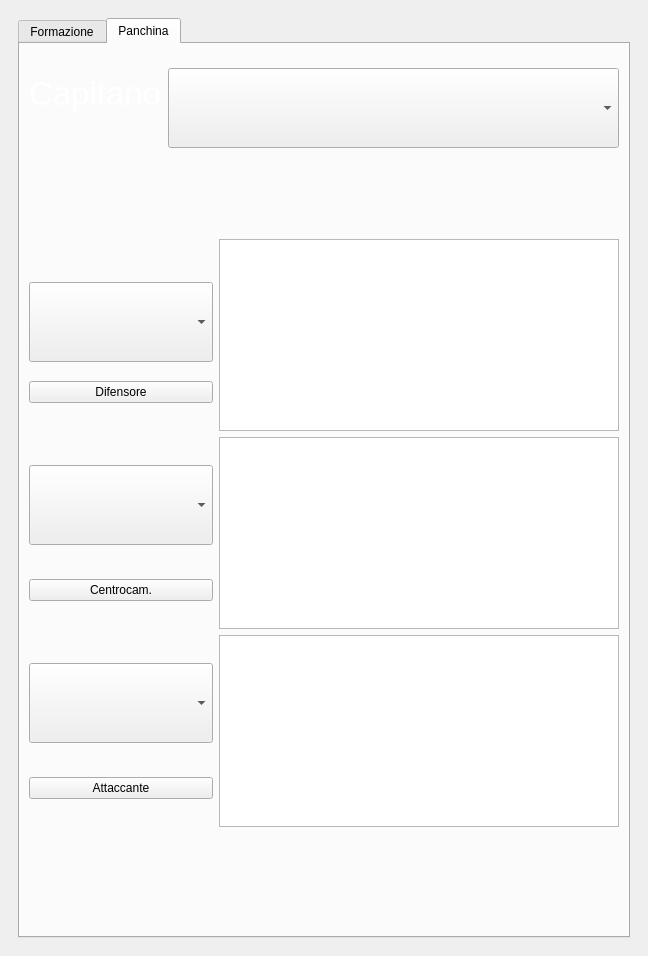
Before: the Qt Designer form forms/mainwindow.ui in matteosan1/fantandroid, drawn with Qt 5.
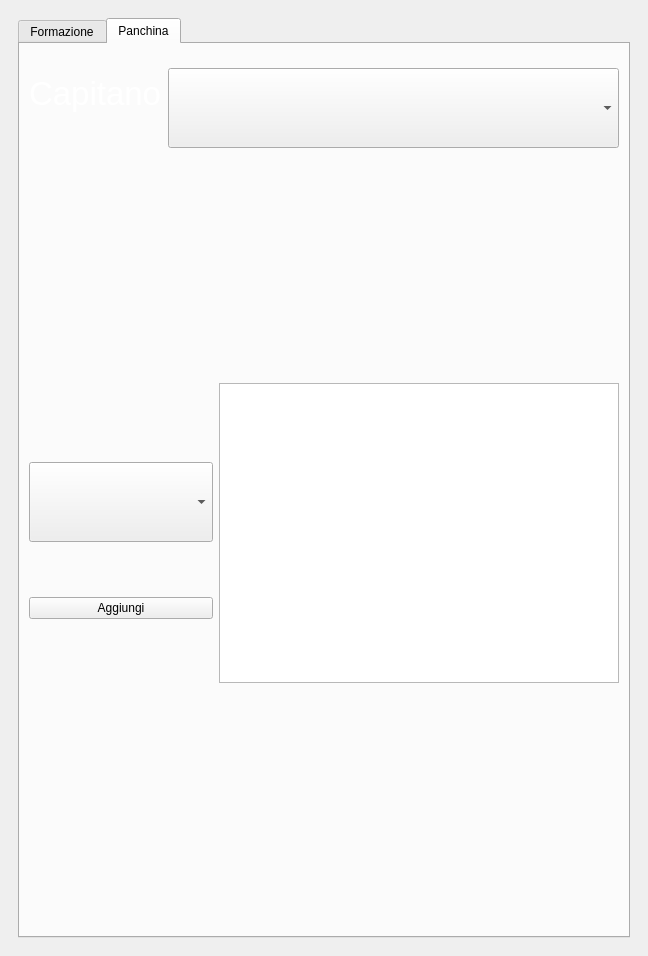
After: the same form once the commit is applied. The open tabs and pages were chosen to show the change. Icons and pictures are not drawn.

Diff of the .ui file:
```diff
--- a/forms/mainwindow.ui
+++ b/forms/mainwindow.ui
@@ -2002,7 +2002,7 @@
                      </size>
                     </property>
                     <property name="text">
-                     <string>Difensore</string>
+                     <string>Aggiungi</string>
                     </property>
                    </widget>
                   </item>
@@ -2019,7 +2019,7 @@
                   <property name="minimumSize">
                    <size>
                     <width>200</width>
-                    <height>160</height>
+                    <height>300</height>
                    </size>
                   </property>
                   <property name="maximumSize">
@@ -2044,172 +2044,7 @@
                </layout>
               </item>
               <item>
-               <layout class="QHBoxLayout" name="horizontalLayout_20">
-                <item>
-                 <layout class="QVBoxLayout" name="verticalLayout_10">
-                  <item>
-                   <widget class="QComboBox" name="comboBoxPanchinariCentrocampo">
-                    <property name="sizePolicy">
-                     <sizepolicy hsizetype="Fixed" vsizetype="Fixed">
-                      <horstretch>0</horstretch>
-                      <verstretch>0</verstretch>
-                     </sizepolicy>
-                    </property>
-                    <property name="minimumSize">
-                     <size>
-                      <width>0</width>
-                      <height>80</height>
-                     </size>
-                    </property>
-                    <property name="maximumSize">
-                     <size>
-                      <width>350</width>
-                      <height>16777215</height>
-                     </size>
-                    </property>
-                    <property name="font">
-                     <font>
-                      <pointsize>14</pointsize>
-                     </font>
-                    </property>
-                   </widget>
-                  </item>
-                  <item>
-                   <widget class="QPushButton" name="pushButtonAggiungiCentrocampista">
-                    <property name="sizePolicy">
-                     <sizepolicy hsizetype="Fixed" vsizetype="Fixed">
-                      <horstretch>0</horstretch>
-                      <verstretch>0</verstretch>
-                     </sizepolicy>
-                    </property>
-                    <property name="maximumSize">
-                     <size>
-                      <width>350</width>
-                      <height>16777215</height>
-                     </size>
-                    </property>
-                    <property name="text">
-                     <string>Centrocam.</string>
-                    </property>
-                   </widget>
-                  </item>
-                 </layout>
-                </item>
-                <item>
-                 <widget class="QListWidget" name="listPanchinariCentrocampo">
-                  <property name="sizePolicy">
-                   <sizepolicy hsizetype="MinimumExpanding" vsizetype="MinimumExpanding">
-                    <horstretch>0</horstretch>
-                    <verstretch>0</verstretch>
-                   </sizepolicy>
-                  </property>
-                  <property name="minimumSize">
-                   <size>
-                    <width>200</width>
-                    <height>160</height>
-                   </size>
-                  </property>
-                  <property name="maximumSize">
-                   <size>
-                    <width>400</width>
-                    <height>16777215</height>
-                   </size>
-                  </property>
-                  <property name="font">
-                   <font>
-                    <pointsize>14</pointsize>
-                   </font>
-                  </property>
-                  <property name="horizontalScrollBarPolicy">
-                   <enum>Qt::ScrollBarAlwaysOff</enum>
-                  </property>
-                 </widget>
-                </item>
-               </layout>
-              </item>
-              <item>
-               <layout class="QHBoxLayout" name="horizontalLayout_21">
-                <item>
-                 <layout class="QVBoxLayout" name="verticalLayout_11">
-                  <item>
-                   <widget class="QComboBox" name="comboBoxPanchinariAttacco">
-                    <property name="sizePolicy">
-                     <sizepolicy hsizetype="Fixed" vsizetype="Fixed">
-                      <horstretch>0</horstretch>
-                      <verstretch>0</verstretch>
-                     </sizepolicy>
-                    </property>
-                    <property name="minimumSize">
-                     <size>
-                      <width>0</width>
-                      <height>80</height>
-                     </size>
-                    </property>
-                    <property name="maximumSize">
-                     <size>
-                      <width>350</width>
-                      <height>16777215</height>
-                     </size>
-                    </property>
-                    <property name="font">
-                     <font>
-                      <pointsize>14</pointsize>
-                     </font>
-                    </property>
-                   </widget>
-                  </item>
-                  <item>
-                   <widget class="QPushButton" name="pushButtonAggiungiAttaccante">
-                    <property name="sizePolicy">
-                     <sizepolicy hsizetype="Fixed" vsizetype="Fixed">
-                      <horstretch>0</horstretch>
-                      <verstretch>0</verstretch>
-                     </sizepolicy>
-                    </property>
-                    <property name="maximumSize">
-                     <size>
-                      <width>350</width>
-                      <height>16777215</height>
-                     </size>
-                    </property>
-                    <property name="text">
-                     <string>Attaccante</string>
-                    </property>
-                   </widget>
-                  </item>
-                 </layout>
-                </item>
-                <item>
-                 <widget class="QListWidget" name="listPanchinariAttacco">
-                  <property name="sizePolicy">
-                   <sizepolicy hsizetype="MinimumExpanding" vsizetype="MinimumExpanding">
-                    <horstretch>0</horstretch>
-                    <verstretch>0</verstretch>
-                   </sizepolicy>
-                  </property>
-                  <property name="minimumSize">
-                   <size>
-                    <width>200</width>
-                    <height>160</height>
-                   </size>
-                  </property>
-                  <property name="maximumSize">
-                   <size>
-                    <width>400</width>
-                    <height>16777215</height>
-                   </size>
-                  </property>
-                  <property name="font">
-                   <font>
-                    <pointsize>14</pointsize>
-                   </font>
-                  </property>
-                  <property name="horizontalScrollBarPolicy">
-                   <enum>Qt::ScrollBarAlwaysOff</enum>
-                  </property>
-                 </widget>
-                </item>
-               </layout>
+               <layout class="QHBoxLayout" name="horizontalLayout_21"/>
               </item>
               <item>
                <spacer name="verticalSpacer_18">
```
Left out of the diff: 8 changed lines with no effect on the pictures.
